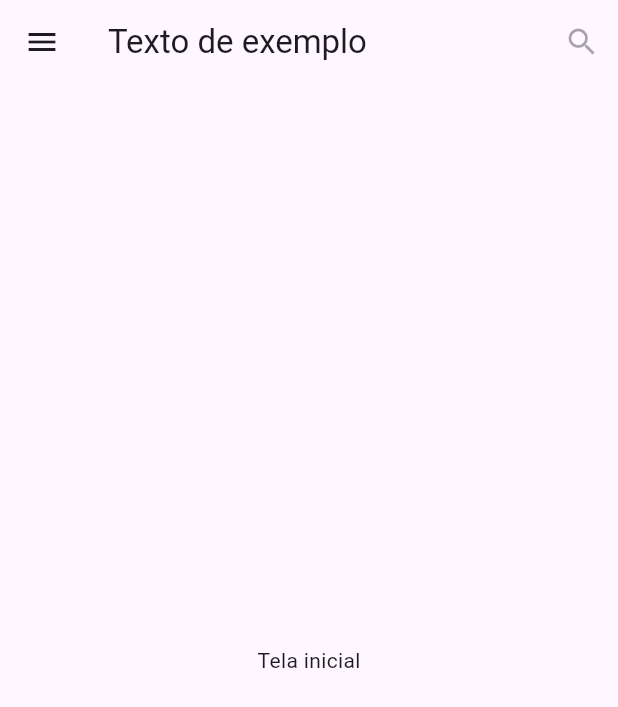
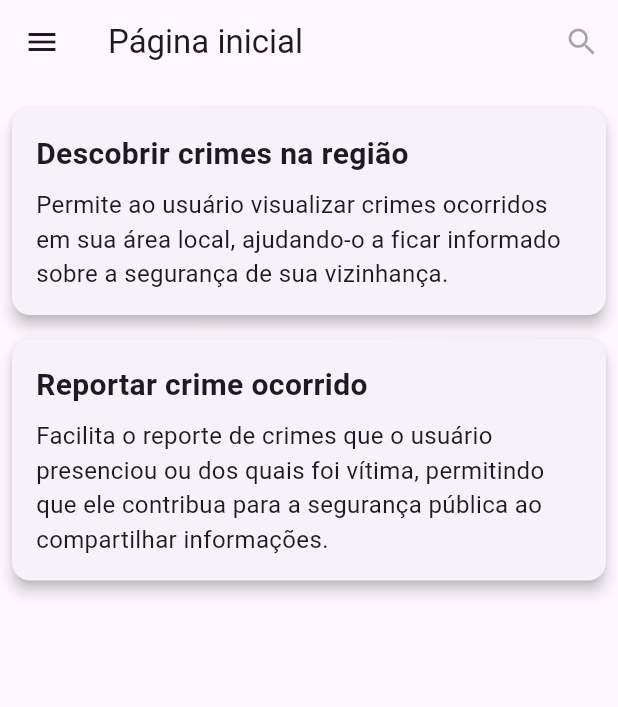
Before and after one commit to kauanrossii/crime-net, a Flutter app: the screen it shows after launch, on a phone screen of 412 x 824 dp. Shown: the top 707 px of the screen. Run offline on Flutter 3.47's test engine with Material 3 defaults, Android fonts, the phone set to English and light mode, and no system bars.

Commit message:
Reported crimes and system features list components

```diff
--- /dev/null
+++ b/lib/components/list_features.dart
@@ -0,0 +1,75 @@
+import 'package:flutter/material.dart';
+
+class ListFeatures extends StatelessWidget {
+  const ListFeatures({super.key});
+
+  @override
+  Widget build(BuildContext context) {
+    return ListView(
+      children: const [
+        Align(
+          alignment: Alignment.center,
+          child:
+              // Card para a funcionalidade "Descobrir crimes na região"
+              Card(
+            elevation: 4,
+            margin: EdgeInsets.symmetric(vertical: 8),
+            child: Padding(
+              padding: EdgeInsets.all(16.0),
+              child: Column(
+                crossAxisAlignment: CrossAxisAlignment.start,
+                children: [
+                  Text(
+                    'Descobrir crimes na região',
+                    style: TextStyle(
+                      fontSize: 20,
+                      fontWeight: FontWeight.bold,
+                    ),
+                  ),
+                  SizedBox(height: 8),
+                  Text(
+                    'Permite ao usuário visualizar crimes ocorridos '
+                    'em sua área local, ajudando-o a ficar informado sobre '
+                    'a segurança de sua vizinhança.',
+                    style: TextStyle(fontSize: 16),
+                  ),
+                ],
+              ),
+            ),
+          ),
+        ),
+        Align(
+          alignment: Alignment.center,
+          child:
+              // Card para a funcionalidade "Reportar crime ocorrido"
+              Card(
+            elevation: 4,
+            margin: EdgeInsets.symmetric(vertical: 8),
+            child: Padding(
+              padding: EdgeInsets.all(16.0),
+              child: Column(
+                crossAxisAlignment: CrossAxisAlignment.start,
+                children: [
+                  Text(
+                    'Reportar crime ocorrido',
+                    style: TextStyle(
+                      fontSize: 20,
+                      fontWeight: FontWeight.bold,
+                    ),
+                  ),
+                  SizedBox(height: 8),
+                  Text(
+                    'Facilita o reporte de crimes que o usuário presenciou '
+                    'ou dos quais foi vítima, permitindo que ele contribua '
+                    'para a segurança pública ao compartilhar informações.',
+                    style: TextStyle(fontSize: 16),
+                  ),
+                ],
+              ),
+            ),
+          ),
+        ),
+      ],
+    );
+  }
+}
--- a/lib/pages/home_page.dart
+++ b/lib/pages/home_page.dart
@@ -1,4 +1,5 @@
-import 'package:crime_net/pages/reported_crimes_page.dart';
+import 'package:crime_net/components/list_features.dart';
+import 'package:crime_net/pages/reported_crimes_list.dart';
 import 'package:flutter/material.dart';
 
 class HomePage extends StatelessWidget {
@@ -18,7 +19,7 @@ class HomePage extends StatelessWidget {
           },
           icon: const Icon(Icons.menu),
         ),
-        title: const Text("Texto de exemplo"),
+        title: const Text("Página inicial"),
         actions: const [
           IconButton(
             onPressed: null,
@@ -47,12 +48,28 @@ class HomePage extends StatelessWidget {
                   ),
                 );
               },
+            ),
+            ListTile(
+              title: const Text("Reportar crime"),
+              onTap: () {
+                Navigator.of(scaffoldKey.currentContext!).push(
+                  MaterialPageRoute(
+                    builder: (context) => const ReportedCrimesPage(),
+                  ),
+                );
+              },
             )
           ],
         ),
       ),
-      body: const Center(
-        child: Text("Tela inicial"),
+      body: Padding(
+        padding: const EdgeInsets.all(8.0),
+        child: Align(
+          alignment: Alignment.center,
+          child: ConstrainedBox(
+              constraints: const BoxConstraints(maxWidth: 600),
+              child: const ListFeatures()),
+        ),
       ),
     );
   }
--- a/lib/pages/reported_crimes_page.dart
+++ b/lib/pages/reported_crimes_form.dart
@@ -1,7 +1,7 @@
 import 'package:flutter/material.dart';
 
-class ReportedCrimesPage extends StatelessWidget {
-  const ReportedCrimesPage({super.key});
+class ReportedCrimesForm extends StatelessWidget {
+  const ReportedCrimesForm({super.key});
 
   @override
   Widget build(BuildContext context) {
@@ -11,7 +11,7 @@ class ReportedCrimesPage extends StatelessWidget {
           onPressed: null,
           icon: Icon(Icons.menu),
         ),
-        title: const Text("Crimes reportados"),
+        title: const Text("Reportar crime"),
         actions: const [
           IconButton(
             onPressed: null,
@@ -21,7 +21,7 @@ class ReportedCrimesPage extends StatelessWidget {
         ],
       ),
       body: const Center(
-        child: Text("Tela de crimes reportados"),
+        child: Text("Página de cadastro de crimes"),
       ),
     );
   }
```
Also changed, not shown: lib/components/list_reported_crimes.dart (added, +43 -0 lines), lib/pages/reported_crimes_list.dart (added, +30 -0 lines).
